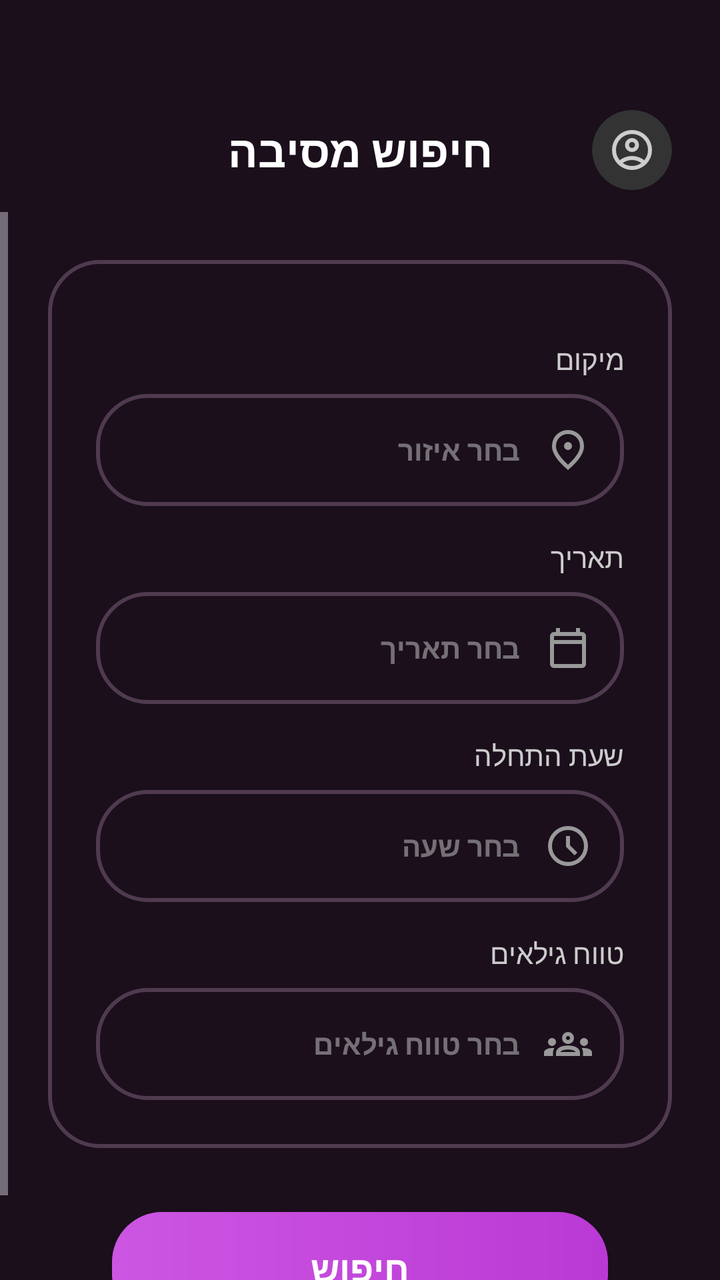
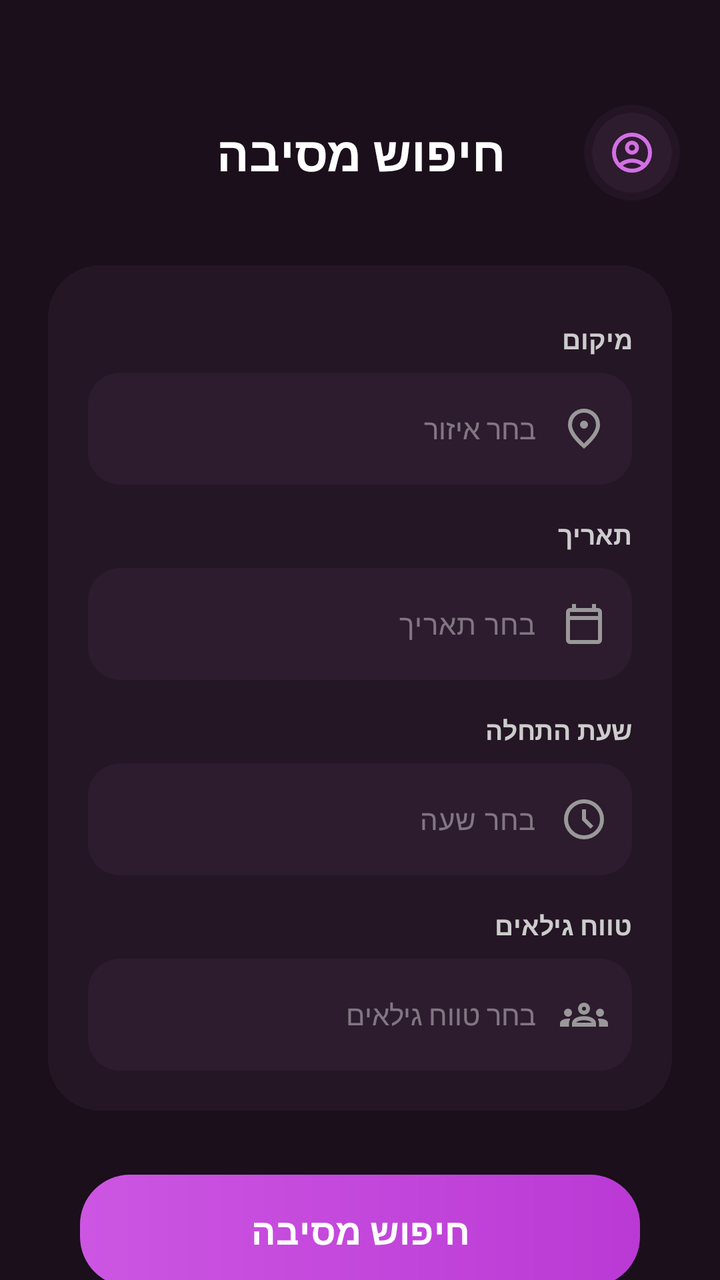

Before-and-after screenshots of an Android layout around one commit, followed by the original layout XML and the change that was made.
<!-- AndroidManifest.xml: application theme Theme.PartyLife -->
<!-- res/layout/activity_party_search_page.xml -->
<?xml version="1.0" encoding="utf-8"?>
<androidx.constraintlayout.widget.ConstraintLayout xmlns:android="http://schemas.android.com/apk/res/android"
    xmlns:app="http://schemas.android.com/apk/res-auto"
    xmlns:tools="http://schemas.android.com/tools"
    android:layout_width="match_parent"
    android:layout_height="match_parent"
    android:background="#1A0F1B"
    android:id="@+id/partySearch"
    android:layoutDirection="rtl">

    <TextView
        android:id="@+id/pageTitle"
        android:layout_width="wrap_content"
        android:layout_height="wrap_content"
        android:layout_marginTop="60dp"
        android:text="חיפוש מסיבה"
        android:textColor="#FFFFFF"
        android:textSize="22sp"
        android:textStyle="bold"
        app:layout_constraintEnd_toEndOf="parent"
        app:layout_constraintStart_toStartOf="parent"
        app:layout_constraintTop_toTopOf="parent" />

    <androidx.cardview.widget.CardView
        android:layout_width="40dp"
        android:layout_height="40dp"
        android:layout_marginStart="24dp"
        app:cardBackgroundColor="#333333"
        app:cardCornerRadius="20dp"
        app:cardElevation="0dp"
        app:layout_constraintBottom_toBottomOf="@id/pageTitle"
        app:layout_constraintStart_toStartOf="parent"
        app:layout_constraintTop_toTopOf="@id/pageTitle">

        <ImageView
            android:layout_width="24dp"
            android:layout_height="24dp"
            android:layout_gravity="center"
            android:src="@drawable/personimeg"
            app:tint="#CCCCCC" />
    </androidx.cardview.widget.CardView>

    <ScrollView
        android:layout_width="match_parent"
        android:layout_height="0dp"
        android:layout_marginTop="16dp"
        android:fillViewport="true"
        app:layout_constraintBottom_toBottomOf="parent"
        app:layout_constraintTop_toBottomOf="@id/pageTitle">

        <LinearLayout
            android:layout_width="match_parent"
            android:layout_height="wrap_content"
            android:gravity="center_horizontal"
            android:orientation="vertical"
            android:padding="24dp">

            
            <LinearLayout
                android:id="@+id/searchForContainer"
                android:layout_width="match_parent"
                android:layout_height="wrap_content"
                android:background="@drawable/button_outline"
                android:orientation="vertical"
                android:padding="24dp">

                
                <LinearLayout
                    android:id="@+id/fieldsContainer"
                    android:layout_width="match_parent"
                    android:layout_height="wrap_content"
                    android:orientation="vertical">

                    <TextView
                        android:layout_width="match_parent"
                        android:layout_height="wrap_content"
                        android:layout_marginTop="16dp"
                        android:layout_marginBottom="8dp"
                        android:gravity="right"
                        android:text="מיקום"
                        android:textColor="#CCCCCC"
                        android:textSize="14sp" />

                    <AutoCompleteTextView
                        android:id="@+id/inputLocation"
                        android:layout_width="match_parent"
                        android:layout_height="56dp"
                        android:background="@drawable/button_outline"
                        android:drawableStart="@drawable/locationicon"
                        android:drawablePadding="12dp"
                        android:drawableTint="#999999"
                        android:gravity="center_vertical|right"
                        android:inputType="none"
                        android:hint="בחר איזור"
                        android:paddingStart="16dp"
                        android:paddingEnd="16dp"
                        android:textColor="#FFFFFF"
                        android:textColorHint="#66FFFFFF"
                        android:textSize="14sp"
                        android:textStyle="bold" />

                    <TextView
                        android:layout_width="match_parent"
                        android:layout_height="wrap_content"
                        android:layout_marginTop="16dp"
                        android:layout_marginBottom="8dp"
                        android:gravity="right"
                        android:text="תאריך"
                        android:textColor="#CCCCCC"
                        android:textSize="14sp" />

                    <EditText
                        android:id="@+id/inputDate"
                        android:layout_width="match_parent"
                        android:layout_height="56dp"
                        android:background="@drawable/button_outline"
                        android:drawableStart="@drawable/date_icon"
                        android:drawablePadding="12dp"
                        android:drawableTint="#999999"
                        android:focusable="false"
                        android:gravity="center_vertical|right"
                        android:hint="בחר תאריך"
                        android:inputType="date"
                        android:paddingStart="16dp"
                        android:paddingEnd="16dp"
                        android:textColor="#FFFFFF"
                        android:textColorHint="#66FFFFFF"
                        android:textSize="14sp"
                        android:textStyle="bold" />

                    <TextView
                        android:layout_width="match_parent"
                        android:layout_height="wrap_content"
                        android:layout_marginTop="16dp"
                        android:layout_marginBottom="8dp"
                        android:gravity="right"
                        android:text="שעת התחלה"
                        android:textColor="#CCCCCC"
                        android:textSize="14sp" />

                    <EditText
                        android:id="@+id/inputTime"
                        android:layout_width="match_parent"
                        android:layout_height="56dp"
                        android:background="@drawable/button_outline"
                        android:drawableStart="@drawable/time_icon"
                        android:drawablePadding="12dp"
                        android:drawableTint="#999999"
                        android:focusable="false"
                        android:gravity="center_vertical|right"
                        android:hint="בחר שעה"
                        android:inputType="time"
                        android:paddingStart="16dp"
                        android:paddingEnd="16dp"
                        android:textColor="#FFFFFF"
                        android:textColorHint="#66FFFFFF"
                        android:textSize="14sp"
                        android:textStyle="bold" />

                    <TextView
                        android:layout_width="match_parent"
                        android:layout_height="wrap_content"
                        android:layout_marginTop="16dp"
                        android:layout_marginBottom="8dp"
                        android:gravity="right"
                        android:text="טווח גילאים"
                        android:textColor="#CCCCCC"
                        android:textSize="14sp" />

                    <AutoCompleteTextView
                        android:id="@+id/inputAge"
                        android:layout_width="match_parent"
                        android:layout_height="56dp"
                        android:background="@drawable/button_outline"
                        android:drawableStart="@drawable/groups_icon"
                        android:drawablePadding="12dp"
                        android:drawableTint="#999999"
                        android:gravity="center_vertical|right"
                        android:hint="בחר טווח גילאים"
                        android:inputType="none"
                        android:paddingStart="16dp"
                        android:paddingEnd="16dp"
                        android:textColor="#FFFFFF"
                        android:textColorHint="#66FFFFFF"
                        android:textSize="14sp"
                        android:textStyle="bold" />

                </LinearLayout> 

                
                <FrameLayout
                    android:id="@+id/resultsContainer"
                    android:layout_width="match_parent"
                    android:layout_height="wrap_content"
                    android:visibility="gone" />

            </LinearLayout> 

            <androidx.appcompat.widget.AppCompatButton
                android:id="@+id/btnSearch"
                android:layout_width="match_parent"
                android:layout_height="56dp"
                android:layout_marginTop="32dp"
                android:layout_marginStart="32dp"
                android:layout_marginEnd="32dp"
                android:background="@drawable/button_gradient"
                android:text="חיפוש"
                android:textColor="#FFFFFF"
                android:textSize="18sp"
                android:textStyle="bold" />

        </LinearLayout>
    </ScrollView>

</androidx.constraintlayout.widget.ConstraintLayout>
<!-- resources referenced by this layout -->
<resources>
  <!-- drawable button_gradient (drawable) -->
  <?xml version="1.0" encoding="utf-8"?>
  <shape xmlns:android="http://schemas.android.com/apk/res/android">
      <gradient
          android:startColor="#CC56E2"
          android:endColor="#BA39D5"
          android:angle="0"/>
      <corners android:radius="25dp"/>
  </shape>
  <!-- drawable button_outline (drawable) -->
  <?xml version="1.0" encoding="utf-8"?>
  <shape xmlns:android="http://schemas.android.com/apk/res/android"
      android:shape="rectangle">
      <solid android:color="@android:color/transparent"/> <corners android:radius="25dp"/> <stroke
      android:width="2dp"
  
      android:color="#4F3A4F"
  
      /> </shape>
  <!-- drawable date_icon (drawable) -->
  <vector xmlns:android="http://schemas.android.com/apk/res/android"
      android:width="24dp"
      android:height="24dp"
      android:viewportWidth="960"
      android:viewportHeight="960">
    <path
        android:pathData="M200,880q-33,0 -56.5,-23.5T120,800v-560q0,-33 23.5,-56.5T200,160h40v-80h80v80h320v-80h80v80h40q33,0 56.5,23.5T840,240v560q0,33 -23.5,56.5T760,880L200,880ZM200,800h560v-400L200,400v400ZM200,320h560v-80L200,240v80ZM200,320v-80,80Z"
        android:fillColor="#FFFFFF"/>
  </vector>
  <!-- drawable locationicon (drawable) -->
  <vector xmlns:android="http://schemas.android.com/apk/res/android"
      android:width="24dp"
      android:height="24dp"
      android:viewportWidth="960"
      android:viewportHeight="960">
    <path
        android:pathData="M480,480q33,0 56.5,-23.5T560,400q0,-33 -23.5,-56.5T480,320q-33,0 -56.5,23.5T400,400q0,33 23.5,56.5T480,480ZM480,774q122,-112 181,-203.5T720,408q0,-109 -69.5,-178.5T480,160q-101,0 -170.5,69.5T240,408q0,71 59,162.5T480,774ZM480,880Q319,743 239.5,625.5T160,408q0,-150 96.5,-239T480,80q127,0 223.5,89T800,408q0,100 -79.5,217.5T480,880ZM480,400Z"
        android:fillColor="#FFFFFF"/>
  </vector>
  <!-- drawable personimeg (drawable) -->
  <vector xmlns:android="http://schemas.android.com/apk/res/android"
      android:width="24dp"
      android:height="24dp"
      android:viewportWidth="960"
      android:viewportHeight="960">
    <path
        android:pathData="M234,684q51,-39 114,-61.5T480,600q69,0 132,22.5T726,684q35,-41 54.5,-93T800,480q0,-133 -93.5,-226.5T480,160q-133,0 -226.5,93.5T160,480q0,59 19.5,111t54.5,93ZM480,520q-59,0 -99.5,-40.5T340,380q0,-59 40.5,-99.5T480,240q59,0 99.5,40.5T620,380q0,59 -40.5,99.5T480,520ZM480,880q-83,0 -156,-31.5T197,763q-54,-54 -85.5,-127T80,480q0,-83 31.5,-156T197,197q54,-54 127,-85.5T480,80q83,0 156,31.5T763,197q54,54 85.5,127T880,480q0,83 -31.5,156T763,763q-54,54 -127,85.5T480,880ZM480,800q53,0 100,-15.5t86,-44.5q-39,-29 -86,-44.5T480,680q-53,0 -100,15.5T294,740q39,29 86,44.5T480,800ZM480,440q26,0 43,-17t17,-43q0,-26 -17,-43t-43,-17q-26,0 -43,17t-17,43q0,26 17,43t43,17ZM480,380ZM480,740Z"
        android:fillColor="#FFFFFF"/>
  </vector>
  <!-- drawable time_icon (drawable) -->
  <vector xmlns:android="http://schemas.android.com/apk/res/android"
      android:width="24dp"
      android:height="24dp"
      android:viewportWidth="960"
      android:viewportHeight="960">
    <path
        android:pathData="m612,668 l56,-56 -148,-148v-184h-80v216l172,172ZM480,880q-83,0 -156,-31.5T197,763q-54,-54 -85.5,-127T80,480q0,-83 31.5,-156T197,197q54,-54 127,-85.5T480,80q83,0 156,31.5T763,197q54,54 85.5,127T880,480q0,83 -31.5,156T763,763q-54,54 -127,85.5T480,880ZM480,480ZM480,800q133,0 226.5,-93.5T800,480q0,-133 -93.5,-226.5T480,160q-133,0 -226.5,93.5T160,480q0,133 93.5,226.5T480,800Z"
        android:fillColor="#FFFFFF"/>
  </vector>
  <style name="Theme.PartyLife" parent="Base.Theme.PartyLife" />
  <style name="Base.Theme.PartyLife" parent="Theme.Material3.Dark.NoActionBar">
        
  
      </style>
  <!-- unchanged entries left out for length: 1 -->
</resources>

<!-- the commit's change to res/layout/activity_party_search_page.xml (unified diff, before → after) -->
@@ -8,6 +8,39 @@
     android:id="@+id/partySearch"
     android:layoutDirection="rtl">
 
+    
+    <View
+        android:id="@+id/profileGlow"
+        android:layout_width="48dp"
+        android:layout_height="48dp"
+        android:layout_marginStart="20dp"
+        android:background="@drawable/circle"
+        android:backgroundTint="#2D1B2E"
+        android:alpha="0.5"
+        app:layout_constraintBottom_toBottomOf="@id/pageTitle"
+        app:layout_constraintStart_toStartOf="parent"
+        app:layout_constraintTop_toTopOf="@id/pageTitle" />
+
+    <androidx.cardview.widget.CardView
+        android:id="@+id/cvProfile"
+        android:layout_width="40dp"
+        android:layout_height="40dp"
+        app:cardBackgroundColor="#2D1B2E"
+        app:cardCornerRadius="20dp"
+        app:cardElevation="0dp"
+        app:layout_constraintBottom_toBottomOf="@id/profileGlow"
+        app:layout_constraintEnd_toEndOf="@id/profileGlow"
+        app:layout_constraintStart_toStartOf="@id/profileGlow"
+        app:layout_constraintTop_toTopOf="@id/profileGlow">
+
+        <ImageView
+            android:layout_width="24dp"
+            android:layout_height="24dp"
+            android:layout_gravity="center"
+            android:src="@drawable/personimeg"
+            app:tint="#D36FE4" />
+    </androidx.cardview.widget.CardView>
+
     <TextView
         android:id="@+id/pageTitle"
         android:layout_width="wrap_content"
@@ -15,36 +48,18 @@
         android:layout_marginTop="60dp"
         android:text="חיפוש מסיבה"
         android:textColor="#FFFFFF"
-        android:textSize="22sp"
+        android:textSize="24sp"
         android:textStyle="bold"
         app:layout_constraintEnd_toEndOf="parent"
         app:layout_constraintStart_toStartOf="parent"
         app:layout_constraintTop_toTopOf="parent" />
-
-    <androidx.cardview.widget.CardView
-        android:layout_width="40dp"
-        android:layout_height="40dp"
-        android:layout_marginStart="24dp"
-        app:cardBackgroundColor="#333333"
-        app:cardCornerRadius="20dp"
-        app:cardElevation="0dp"
-        app:layout_constraintBottom_toBottomOf="@id/pageTitle"
-        app:layout_constraintStart_toStartOf="parent"
-        app:layout_constraintTop_toTopOf="@id/pageTitle">
-
-        <ImageView
-            android:layout_width="24dp"
-            android:layout_height="24dp"
-            android:layout_gravity="center"
-            android:src="@drawable/personimeg"
-            app:tint="#CCCCCC" />
-    </androidx.cardview.widget.CardView>
 
     <ScrollView
         android:layout_width="match_parent"
         android:layout_height="0dp"
         android:layout_marginTop="16dp"
         android:fillViewport="true"
+        android:scrollbars="none"
         app:layout_constraintBottom_toBottomOf="parent"
         app:layout_constraintTop_toBottomOf="@id/pageTitle">
 
@@ -60,9 +75,10 @@
                 android:id="@+id/searchForContainer"
                 android:layout_width="match_parent"
                 android:layout_height="wrap_content"
-                android:background="@drawable/button_outline"
+                android:background="@drawable/input_background"
+                android:backgroundTint="#241625"
                 android:orientation="vertical"
-                android:padding="24dp">
+                android:padding="20dp">
 
                 
                 <LinearLayout
@@ -71,143 +87,198 @@
                     android:layout_height="wrap_content"
                     android:orientation="vertical">
 
+                    
+                    <TextView
+                        android:layout_width="match_parent"
+                        android:layout_height="wrap_content"
+                        android:layout_marginTop="8dp"
+                        android:text="מיקום"
+                        android:textColor="#CCCCCC"
+                        android:textSize="13sp"
+                        android:textStyle="bold"
+                        android:gravity="start" />
+
+                    <com.google.android.material.textfield.TextInputLayout
+                        android:layout_width="match_parent"
+                        android:layout_height="wrap_content"
+                        android:layout_marginTop="8dp"
+                        app:hintEnabled="false"
+                        app:boxBackgroundColor="#2D1B2E"
+                        app:boxBackgroundMode="filled"
+                        app:boxCornerRadiusBottomEnd="16dp"
+                        app:boxCornerRadiusBottomStart="16dp"
+                        app:boxCornerRadiusTopEnd="16dp"
+                        app:boxCornerRadiusTopStart="16dp"
+                        app:boxStrokeWidth="0dp">
+
+                        <AutoCompleteTextView
+                            android:id="@+id/inputLocation"
+                            android:layout_width="match_parent"
+                            android:layout_height="56dp"
+                            android:hint="בחר איזור"
+                            android:textColor="#FFFFFF"
+                            android:textColorHint="#66FFFFFF"
+                            android:textSize="14sp"
+                            android:gravity="center_vertical|start"
+                            android:drawableStart="@drawable/locationicon"
+                            android:drawablePadding="12dp"
+                            android:drawableTint="#999999"
+                            android:paddingStart="12dp"
+                            android:paddingEnd="12dp"
+                            android:background="@null" />
+                    </com.google.android.material.textfield.TextInputLayout>
+
+                    
                     <TextView
                         android:layout_width="match_parent"
                         android:layout_height="wrap_content"
                         android:layout_marginTop="16dp"
-                        android:layout_marginBottom="8dp"
-                        android:gravity="right"
-                        android:text="מיקום"
-                        android:textColor="#CCCCCC"
-                        android:textSize="14sp" />
-
-                    <AutoCompleteTextView
-                        android:id="@+id/inputLocation"
-                        android:layout_width="match_parent"
-                        android:layout_height="56dp"
-                        android:background="@drawable/button_outline"
-                        android:drawableStart="@drawable/locationicon"
-                        android:drawablePadding="12dp"
-                        android:drawableTint="#999999"
-                        android:gravity="center_vertical|right"
-                        android:inputType="none"
-                        android:hint="בחר איזור"
-                        android:paddingStart="16dp"
-                        android:paddingEnd="16dp"
-                        android:textColor="#FFFFFF"
-                        android:textColorHint="#66FFFFFF"
-                        android:textSize="14sp"
-                        android:textStyle="bold" />
-
+                        android:text="תאריך"
+                        android:textColor="#CCCCCC"
+                        android:textSize="13sp"
+                        android:textStyle="bold"
+                        android:gravity="start" />
+
+                    <com.google.android.material.textfield.TextInputLayout
+                        android:layout_width="match_parent"
+                        android:layout_height="wrap_content"
+                        android:layout_marginTop="8dp"
+                        app:hintEnabled="false"
+                        app:boxBackgroundColor="#2D1B2E"
+                        app:boxBackgroundMode="filled"
+                        app:boxCornerRadiusBottomEnd="16dp"
+                        app:boxCornerRadiusBottomStart="16dp"
+                        app:boxCornerRadiusTopEnd="16dp"
+                        app:boxCornerRadiusTopStart="16dp"
+                        app:boxStrokeWidth="0dp">
+
+                        <EditText
+                            android:id="@+id/inputDate"
+                            android:layout_width="match_parent"
+                            android:layout_height="56dp"
+                            android:hint="בחר תאריך"
+                            android:textColor="#FFFFFF"
+                            android:textColorHint="#66FFFFFF"
+                            android:textSize="14sp"
+                            android:focusable="false"
+                            android:gravity="center_vertical|start"
+                            android:drawableStart="@drawable/date_icon"
+                            android:drawablePadding="12dp"
+                            android:drawableTint="#999999"
+                            android:paddingStart="12dp"
+                            android:paddingEnd="12dp"
+                            android:background="@null" />
+                    </com.google.android.material.textfield.TextInputLayout>
+
+                    
                     <TextView
                         android:layout_width="match_parent"
                         android:layout_height="wrap_content"
                         android:layout_marginTop="16dp"
-                        android:layout_marginBottom="8dp"
-                        android:gravity="right"
-                        android:text="תאריך"
-                        android:textColor="#CCCCCC"
-                        android:textSize="14sp" />
-
-                    <EditText
-                        android:id="@+id/inputDate"
-                        android:layout_width="match_parent"
-                        android:layout_height="56dp"
-                        android:background="@drawable/button_outline"
-                        android:drawableStart="@drawable/date_icon"
-                        android:drawablePadding="12dp"
-                        android:drawableTint="#999999"
-                        android:focusable="false"
-                        android:gravity="center_vertical|right"
-                        android:hint="בחר תאריך"
-                        android:inputType="date"
-                        android:paddingStart="16dp"
-                        android:paddingEnd="16dp"
-                        android:textColor="#FFFFFF"
-                        android:textColorHint="#66FFFFFF"
-                        android:textSize="14sp"
-                        android:textStyle="bold" />
-
+                        android:text="שעת התחלה"
+                        android:textColor="#CCCCCC"
+                        android:textSize="13sp"
+                        android:textStyle="bold"
+                        android:gravity="start" />
+
+                    <com.google.android.material.textfield.TextInputLayout
+                        android:layout_width="match_parent"
+                        android:layout_height="wrap_content"
+                        android:layout_marginTop="8dp"
+                        app:hintEnabled="false"
+                        app:boxBackgroundColor="#2D1B2E"
+                        app:boxBackgroundMode="filled"
+                        app:boxCornerRadiusBottomEnd="16dp"
+                        app:boxCornerRadiusBottomStart="16dp"
+                        app:boxCornerRadiusTopEnd="16dp"
+                        app:boxCornerRadiusTopStart="16dp"
+                        app:boxStrokeWidth="0dp">
+
+                        <EditText
+                            android:id="@+id/inputTime"
+                            android:layout_width="match_parent"
+                            android:layout_height="56dp"
+                            android:hint="בחר שעה"
+                            android:textColor="#FFFFFF"
+                            android:textColorHint="#66FFFFFF"
+                            android:textSize="14sp"
+                            android:focusable="false"
+                            android:gravity="center_vertical|start"
+                            android:drawableStart="@drawable/time_icon"
+                            android:drawablePadding="12dp"
+                            android:drawableTint="#999999"
+                            android:paddingStart="12dp"
+                            android:paddingEnd="12dp"
+                            android:background="@null" />
+                    </com.google.android.material.textfield.TextInputLayout>
+
+                    
                     <TextView
                         android:layout_width="match_parent"
                         android:layout_height="wrap_content"
                         android:layout_marginTop="16dp"
-                        android:layout_marginBottom="8dp"
-                        android:gravity="right"
-                        android:text="שעת התחלה"
-                        android:textColor="#CCCCCC"
-                        android:textSize="14sp" />
-
-                    <EditText
-                        android:id="@+id/inputTime"
-                        android:layout_width="match_parent"
-                        android:layout_height="56dp"
-                        android:background="@drawable/button_outline"
-                        android:drawableStart="@drawable/time_icon"
-                        android:drawablePadding="12dp"
-                        android:drawableTint="#999999"
-                        android:focusable="false"
-                        android:gravity="center_vertical|right"
-                        android:hint="בחר שעה"
-                        android:inputType="time"
-                        android:paddingStart="16dp"
-                        android:paddingEnd="16dp"
-                        android:textColor="#FFFFFF"
-                        android:textColorHint="#66FFFFFF"
-                        android:textSize="14sp"
-                        android:textStyle="bold" />
-
-                    <TextView
-                        android:layout_width="match_parent"
-                        android:layout_height="wrap_content"
-                        android:layout_marginTop="16dp"
-                        android:layout_marginBottom="8dp"
-                        android:gravity="right"
                         android:text="טווח גילאים"
                         android:textColor="#CCCCCC"
-                        android:textSize="14sp" />
-
-                    <AutoCompleteTextView
-                        android:id="@+id/inputAge"
-                        android:layout_width="match_parent"
-                        android:layout_height="56dp"
-                        android:background="@drawable/button_outline"
-                        android:drawableStart="@drawable/groups_icon"
-                        android:drawablePadding="12dp"
-                        android:drawableTint="#999999"
-                        android:gravity="center_vertical|right"
-                        android:hint="בחר טווח גילאים"
-                        android:inputType="none"
-                        android:paddingStart="16dp"
-                        android:paddingEnd="16dp"
-                        android:textColor="#FFFFFF"
-                        android:textColorHint="#66FFFFFF"
-                        android:textSize="14sp"
-                        android:textStyle="bold" />
-
-                </LinearLayout> 
+                        android:textSize="13sp"
+                        android:textStyle="bold"
+                        android:gravity="start" />
+
+                    <com.google.android.material.textfield.TextInputLayout
+                        android:layout_width="match_parent"
+                        android:layout_height="wrap_content"
+                        android:layout_marginTop="8dp"
+                        app:hintEnabled="false"
+                        app:boxBackgroundColor="#2D1B2E"
+                        app:boxBackgroundMode="filled"
+                        app:boxCornerRadiusBottomEnd="16dp"
+                        app:boxCornerRadiusBottomStart="16dp"
+                        app:boxCornerRadiusTopEnd="16dp"
+                        app:boxCornerRadiusTopStart="16dp"
+                        app:boxStrokeWidth="0dp">
+
+                        <AutoCompleteTextView
+                            android:id="@+id/inputAge"
+                            android:layout_width="match_parent"
+                            android:layout_height="56dp"
+                            android:hint="בחר טווח גילאים"
+                            android:textColor="#FFFFFF"
+                            android:textColorHint="#66FFFFFF"
+                            android:textSize="14sp"
+                            android:gravity="center_vertical|start"
+                            android:drawableStart="@drawable/groups_icon"
+                            android:drawablePadding="12dp"
+                            android:drawableTint="#999999"
+                            android:paddingStart="12dp"
+                            android:paddingEnd="12dp"
+                            android:background="@null" />
+                    </com.google.android.material.textfield.TextInputLayout>
+
+                </LinearLayout>
 
                 
                 <FrameLayout
                     android:id="@+id/resultsContainer"
                     android:layout_width="match_parent"
                     android:layout_height="wrap_content"
+                    android:layout_marginTop="8dp"
                     android:visibility="gone" />
 
-            </LinearLayout> 
-
-            <androidx.appcompat.widget.AppCompatButton
+            </LinearLayout>
+
+            <com.google.android.material.button.MaterialButton
                 android:id="@+id/btnSearch"
                 android:layout_width="match_parent"
                 android:layout_height="56dp"
                 android:layout_marginTop="32dp"
-                android:layout_marginStart="32dp"
-                android:layout_marginEnd="32dp"
-                android:background="@drawable/button_gradient"
-                android:text="חיפוש"
+                android:layout_marginStart="16dp"
+                android:layout_marginEnd="16dp"
+                android:text="חיפוש מסיבה"
                 android:textColor="#FFFFFF"
                 android:textSize="18sp"
-                android:textStyle="bold" />
+                android:textStyle="bold"
+                android:background="@drawable/button_gradient"
+                app:backgroundTint="@null"
+                app:cornerRadius="16dp" />
 
         </LinearLayout>
     </ScrollView>
<!-- resource entries referenced after the edit -->
@@ -9,16 +9,12 @@
           android:angle="0"/>
       <corners android:radius="25dp"/>
   </shape>
-  <!-- drawable button_outline (drawable) -->
+  <!-- drawable circle (drawable) -->
   <?xml version="1.0" encoding="utf-8"?>
   <shape xmlns:android="http://schemas.android.com/apk/res/android"
-      android:shape="rectangle">
-      <solid android:color="@android:color/transparent"/> <corners android:radius="25dp"/> <stroke
-      android:width="2dp"
-  
-      android:color="#4F3A4F"
-  
-      /> </shape>
+      android:shape="oval">
+      <solid android:color="#4D2A4E" />
+  </shape>
   <!-- drawable date_icon (drawable) -->
   <vector xmlns:android="http://schemas.android.com/apk/res/android"
       android:width="24dp"
@@ -29,6 +25,19 @@
         android:pathData="M200,880q-33,0 -56.5,-23.5T120,800v-560q0,-33 23.5,-56.5T200,160h40v-80h80v80h320v-80h80v80h40q33,0 56.5,23.5T840,240v560q0,33 -23.5,56.5T760,880L200,880ZM200,800h560v-400L200,400v400ZM200,320h560v-80L200,240v80ZM200,320v-80,80Z"
         android:fillColor="#FFFFFF"/>
   </vector>
+  <!-- drawable input_background (drawable) -->
+  <?xml version="1.0" encoding="utf-8"?>
+  <shape xmlns:android="http://schemas.android.com/apk/res/android"
+      android:shape="rectangle">
+  
+      <solid android:color="#3C2B3C"/>
+  
+      <corners android:radius="25dp"/>
+  
+      <stroke
+          android:width="2dp"
+          android:color="#4F3A4F"/>
+  </shape>
   <!-- drawable locationicon (drawable) -->
   <vector xmlns:android="http://schemas.android.com/apk/res/android"
       android:width="24dp"
